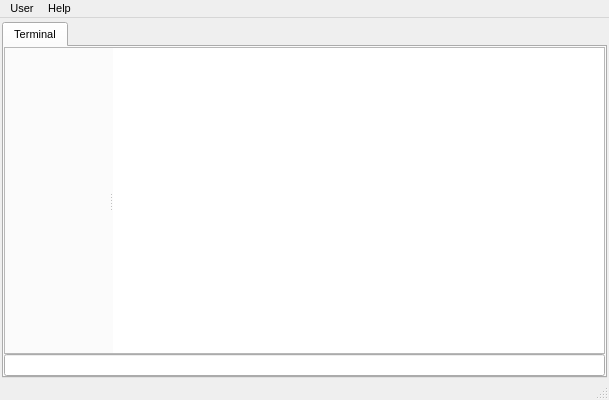
First picture: the form in src/mainwindow.ui, repository decentralised-project/decentralised_ui, before the edit.
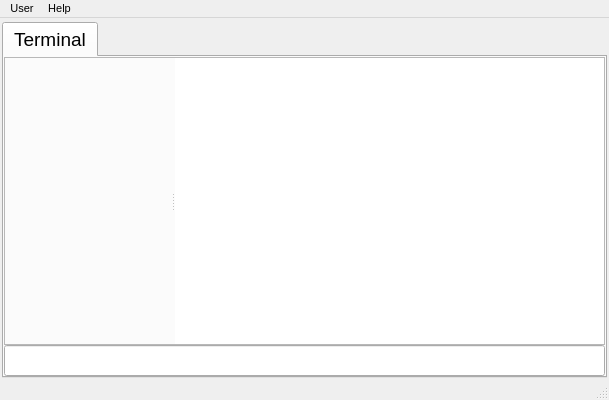
Second picture: the form after the edit. Icons and pictures are not drawn.

Commit message: fix for small font on osx.

The edit to the form file:
```diff
--- a/src/mainwindow.ui
+++ b/src/mainwindow.ui
@@ -59,8 +59,8 @@
      <widget class="QTabWidget" name="tabWidget">
       <property name="font">
        <font>
-        <family>MS Shell Dlg 2</family>
-        <pointsize>8</pointsize>
+        <family>Helvetica</family>
+        <pointsize>14</pointsize>
        </font>
       </property>
       <property name="focusPolicy">
@@ -138,8 +138,8 @@
                 </property>
                 <property name="font">
                  <font>
-                  <family>MS Shell Dlg 2</family>
-                  <pointsize>8</pointsize>
+                  <family>Helvetica</family>
+                  <pointsize>14</pointsize>
                   <stylestrategy>PreferAntialias</stylestrategy>
                  </font>
                 </property>
```
Left out of the diff: 2 changed lines with no effect on the pictures. The commit also changes 1 other file.
